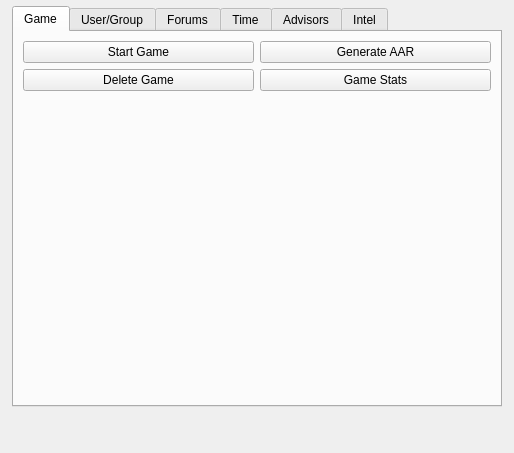
First picture: the form in ui/EditScenarioForm.ui, repository dmzdev/stance, before the edit.
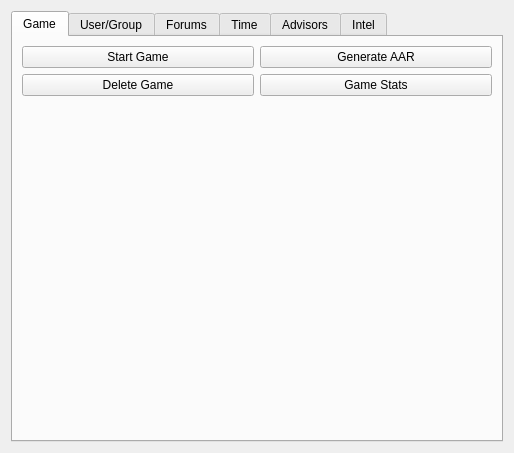
Second picture: the form after the edit.

The edit to the form file:
```diff
--- a/ui/EditScenarioForm.ui
+++ b/ui/EditScenarioForm.ui
@@ -13,15 +13,9 @@
   <property name="windowTitle">
    <string>Form</string>
   </property>
+  <layout class="QVBoxLayout" name="verticalLayout">
+   <item>
   <widget class="QTabWidget" name="tabWidget">
-   <property name="geometry">
-    <rect>
-     <x>12</x>
-     <y>6</y>
-     <width>490</width>
-     <height>401</height>
-    </rect>
-   </property>
    <property name="currentIndex">
     <number>0</number>
    </property>
@@ -509,6 +503,8 @@
     </layout>
    </widget>
   </widget>
+   </item>
+  </layout>
  </widget>
  <resources/>
  <connections/>
```
Lines whose indentation alone changed are shown as unchanged.
